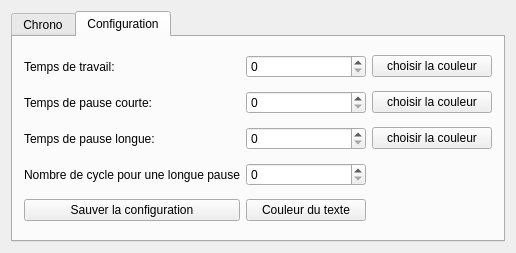
Before: the Qt Designer form mainwindow.ui in mslagmu/pomodoro, drawn with Qt 5.
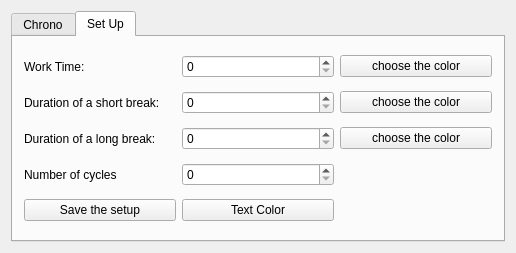
After: the same form once the commit is applied. The open tabs and pages were chosen to show the change. Icons and pictures are not drawn.

```diff
--- a/mainwindow.ui
+++ b/mainwindow.ui
@@ -120,7 +120,7 @@
       </widget>
       <widget class="QWidget" name="tab_2">
        <attribute name="title">
-        <string>Configuration</string>
+        <string>Set Up</string>
        </attribute>
        <layout class="QGridLayout" name="gridLayout">
         <item row="6" column="1">
@@ -136,7 +136,7 @@
         <item row="2" column="0">
          <widget class="QLabel" name="label_work">
           <property name="text">
-           <string>Temps de travail:</string>
+           <string>Work Time:</string>
           </property>
          </widget>
         </item>
@@ -153,14 +153,14 @@
         <item row="5" column="2">
          <widget class="QPushButton" name="longColor">
           <property name="text">
-           <string>choisir la couleur</string>
+           <string>choose the color</string>
           </property>
          </widget>
         </item>
         <item row="3" column="0">
          <widget class="QLabel" name="label">
           <property name="text">
-           <string>Temps de pause courte:</string>
+           <string>Duration of a short break:</string>
           </property>
          </widget>
         </item>
@@ -177,7 +177,7 @@
         <item row="2" column="2">
          <widget class="QPushButton" name="workColor">
           <property name="text">
-           <string>choisir la couleur</string>
+           <string>choose the color</string>
           </property>
          </widget>
         </item>
@@ -194,35 +194,35 @@
         <item row="3" column="2">
          <widget class="QPushButton" name="shortColor">
           <property name="text">
-           <string>choisir la couleur</string>
+           <string>choose the color</string>
           </property>
          </widget>
         </item>
         <item row="6" column="0">
          <widget class="QLabel" name="label_3">
           <property name="text">
-           <string>Nombre de cycle pour une longue pause</string>
+           <string>Number of cycles</string>
           </property>
          </widget>
         </item>
         <item row="5" column="0">
          <widget class="QLabel" name="label_2">
           <property name="text">
-           <string>Temps de pause longue:</string>
+           <string>Duration of a long break:</string>
           </property>
          </widget>
         </item>
         <item row="7" column="0">
          <widget class="QPushButton" name="saveconfig">
           <property name="text">
-           <string>Sauver la configuration</string>
+           <string>Save the setup</string>
           </property>
          </widget>
         </item>
         <item row="7" column="1">
          <widget class="QPushButton" name="textColor">
           <property name="text">
-           <string>Couleur du texte</string>
+           <string>Text Color</string>
           </property>
          </widget>
         </item>
```
Left out of the diff: 12 changed lines with no effect on the pictures.
